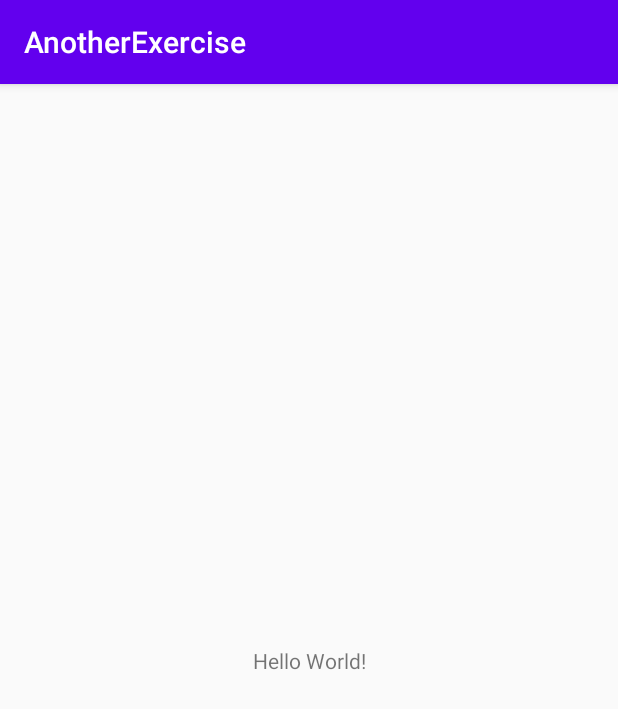
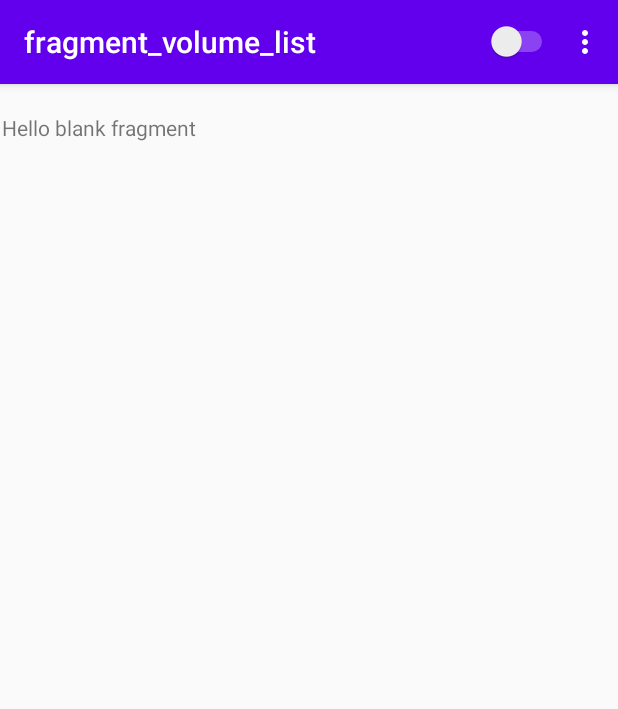
Before and after one commit to freshleaf/MobileDataUsageExercise, an Android app: the screen it shows after launch (MainActivity), on a phone screen of 412 x 824 dp. Shown: the top 709 px of the screen. Run offline under Robolectric (Android 15) with nearby library versions, the phone set to English and light mode, and no system bars; our stand-ins replace navigation-ui.

Commit message:
feat: add list and details screen and navigation

```diff
--- a/app/build.gradle
+++ b/app/build.gradle
@@ -31,7 +31,10 @@ dependencies {
     implementation 'androidx.appcompat:appcompat:1.1.0'
     implementation 'androidx.core:core-ktx:1.2.0'
     implementation 'androidx.constraintlayout:constraintlayout:1.1.3'
+    implementation 'androidx.legacy:legacy-support-v4:1.0.0'
     testImplementation 'junit:junit:4.12'
     androidTestImplementation 'androidx.test.ext:junit:1.1.1'
     androidTestImplementation 'androidx.test.espresso:espresso-core:3.2.0'
+    implementation 'androidx.navigation:navigation-fragment-ktx:2.2.2'
+    implementation 'androidx.navigation:navigation-ui-ktx:2.2.2'
 }
--- a/app/src/main/java/com/yuman/anotherexercise/MainActivity.kt
+++ b/app/src/main/java/com/yuman/anotherexercise/MainActivity.kt
@@ -1,12 +1,20 @@
 package com.yuman.anotherexercise
 
+import android.os.Bundle
 import androidx.appcompat.app.AppCompatActivity
-import android.os.Bundle
+import androidx.navigation.findNavController
+import androidx.navigation.ui.NavigationUI
 
 class MainActivity : AppCompatActivity() {
 
     override fun onCreate(savedInstanceState: Bundle?) {
         super.onCreate(savedInstanceState)
         setContentView(R.layout.activity_main)
+
+        NavigationUI.setupActionBarWithNavController(this, findNavController(R.id.fragment))
+    }
+
+    override fun onSupportNavigateUp(): Boolean {
+        return super.onSupportNavigateUp() || findNavController(R.id.fragment).navigateUp()
     }
 }
--- /dev/null
+++ b/app/src/main/java/com/yuman/anotherexercise/volumedetails/VolumeDetailsFragment.kt
@@ -0,0 +1,24 @@
+package com.yuman.anotherexercise.volumedetails
+
+import android.os.Bundle
+import androidx.fragment.app.Fragment
+import android.view.LayoutInflater
+import android.view.View
+import android.view.ViewGroup
+
+import com.yuman.anotherexercise.R
+
+/**
+ * A simple [Fragment] subclass.
+ */
+class VolumeDetailsFragment : Fragment() {
+
+    override fun onCreateView(
+        inflater: LayoutInflater, container: ViewGroup?,
+        savedInstanceState: Bundle?
+    ): View? {
+        // Inflate the layout for this fragment
+        return inflater.inflate(R.layout.fragment_volume_details, container, false)
+    }
+
+}
--- /dev/null
+++ b/app/src/main/java/com/yuman/anotherexercise/volumelist/VolumeListFragment.kt
@@ -0,0 +1,49 @@
+package com.yuman.anotherexercise.volumelist
+
+import android.os.Bundle
+import android.view.*
+import androidx.fragment.app.Fragment
+import androidx.navigation.fragment.findNavController
+import com.yuman.anotherexercise.R
+import kotlinx.android.synthetic.main.switch_item.view.*
+
+/**
+ * A simple [Fragment] subclass.
+ */
+class VolumeListFragment : Fragment() {
+
+    private lateinit var switchMenuItem: MenuItem
+
+    override fun onCreateView(
+        inflater: LayoutInflater, container: ViewGroup?,
+        savedInstanceState: Bundle?
+    ): View? {
+        return inflater.inflate(R.layout.fragment_volume_list, container, false)
+    }
+
+    override fun onCreateOptionsMenu(menu: Menu, inflater: MenuInflater) {
+        super.onCreateOptionsMenu(menu, inflater)
+        inflater.inflate(R.menu.main_menu, menu)
+
+        switchMenuItem = menu.findItem(R.id.app_bar_switch)
+        switchMenuItem.actionView.switchCardView.setOnCheckedChangeListener { _, _ ->
+            // TODO add switch card view function
+        }
+    }
+
+    override fun onOptionsItemSelected(item: MenuItem): Boolean {
+        when (item.itemId) {
+            R.id.tempMenuItem -> {
+                // TODO change to real menu aciton
+                findNavController().navigate(R.id.action_volumeListFragment_to_volumeDetailsFragment)
+            }
+        }
+        return super.onOptionsItemSelected(item)
+    }
+
+    override fun onActivityCreated(savedInstanceState: Bundle?) {
+        super.onActivityCreated(savedInstanceState)
+        setHasOptionsMenu(true)
+    }
+
+}
--- a/app/src/main/res/layout/activity_main.xml
+++ b/app/src/main/res/layout/activity_main.xml
@@ -6,13 +6,15 @@
     android:layout_height="match_parent"
     tools:context=".MainActivity">
 
-    <TextView
-        android:layout_width="wrap_content"
-        android:layout_height="wrap_content"
-        android:text="Hello World!"
+    <fragment
+        android:id="@+id/fragment"
+        android:name="androidx.navigation.fragment.NavHostFragment"
+        android:layout_width="409dp"
+        android:layout_height="729dp"
+        app:defaultNavHost="true"
         app:layout_constraintBottom_toBottomOf="parent"
-        app:layout_constraintLeft_toLeftOf="parent"
-        app:layout_constraintRight_toRightOf="parent"
-        app:layout_constraintTop_toTopOf="parent" />
-
+        app:layout_constraintEnd_toEndOf="parent"
+        app:layout_constraintStart_toStartOf="parent"
+        app:layout_constraintTop_toTopOf="parent"
+        app:navGraph="@navigation/nav_graph" />
 </androidx.constraintlayout.widget.ConstraintLayout>
--- /dev/null
+++ b/app/src/main/res/layout/fragment_volume_details.xml
@@ -0,0 +1,14 @@
+<?xml version="1.0" encoding="utf-8"?>
+<FrameLayout xmlns:android="http://schemas.android.com/apk/res/android"
+    xmlns:tools="http://schemas.android.com/tools"
+    android:layout_width="match_parent"
+    android:layout_height="match_parent"
+    tools:context=".volumedetails.VolumeDetailsFragment">
+
+    <!-- TODO: Update blank fragment layout -->
+    <TextView
+        android:layout_width="match_parent"
+        android:layout_height="match_parent"
+        android:text="@string/hello_blank_fragment" />
+
+</FrameLayout>
--- /dev/null
+++ b/app/src/main/res/layout/fragment_volume_list.xml
@@ -0,0 +1,14 @@
+<?xml version="1.0" encoding="utf-8"?>
+<FrameLayout xmlns:android="http://schemas.android.com/apk/res/android"
+    xmlns:tools="http://schemas.android.com/tools"
+    android:layout_width="match_parent"
+    android:layout_height="match_parent"
+    tools:context=".volumelist.VolumeListFragment">
+
+    <!-- TODO: Update blank fragment layout -->
+    <TextView
+        android:layout_width="match_parent"
+        android:layout_height="match_parent"
+        android:text="@string/hello_blank_fragment" />
+
+</FrameLayout>
--- /dev/null
+++ b/app/src/main/res/layout/switch_item.xml
@@ -0,0 +1,11 @@
+<RelativeLayout
+    xmlns:android="http://schemas.android.com/apk/res/android"
+    android:layout_width="match_parent"
+    android:layout_height="match_parent">
+
+    <Switch
+        android:id="@+id/switchCardView"
+        android:layout_width="wrap_content"
+        android:layout_height="wrap_content"
+        android:layout_centerInParent="true" />
+</RelativeLayout>
--- /dev/null
+++ b/app/src/main/res/menu/main_menu.xml
@@ -0,0 +1,12 @@
+<?xml version="1.0" encoding="utf-8"?>
+<menu xmlns:app="http://schemas.android.com/apk/res-auto"
+    xmlns:android="http://schemas.android.com/apk/res/android">
+    <item
+        android:id="@+id/app_bar_switch"
+        android:title="Switch"
+        app:actionLayout="@layout/switch_item"
+        app:showAsAction="always"></item>
+    <item
+        android:id="@+id/tempMenuItem"
+        android:title="Item" />
+</menu>
--- /dev/null
+++ b/app/src/main/res/navigation/nav_graph.xml
@@ -0,0 +1,22 @@
+<?xml version="1.0" encoding="utf-8"?>
+<navigation xmlns:android="http://schemas.android.com/apk/res/android"
+    xmlns:app="http://schemas.android.com/apk/res-auto"
+    xmlns:tools="http://schemas.android.com/tools"
+    android:id="@+id/nav_graph"
+    app:startDestination="@id/volumeListFragment">
+
+    <fragment
+        android:id="@+id/volumeListFragment"
+        android:name="com.yuman.anotherexercise.volumelist.VolumeListFragment"
+        android:label="fragment_volume_list"
+        tools:layout="@layout/fragment_volume_list" >
+        <action
+            android:id="@+id/action_volumeListFragment_to_volumeDetailsFragment"
+            app:destination="@id/volumeDetailsFragment" />
+    </fragment>
+    <fragment
+        android:id="@+id/volumeDetailsFragment"
+        android:name="com.yuman.anotherexercise.volumedetails.VolumeDetailsFragment"
+        android:label="fragment_volume_details"
+        tools:layout="@layout/fragment_volume_details" />
+</navigation>
--- a/app/src/main/res/values/strings.xml
+++ b/app/src/main/res/values/strings.xml
@@ -1,3 +1,6 @@
 <resources>
     <string name="app_name">AnotherExercise</string>
+
+    <!-- TODO: Remove or change this placeholder text -->
+    <string name="hello_blank_fragment">Hello blank fragment</string>
 </resources>
```
